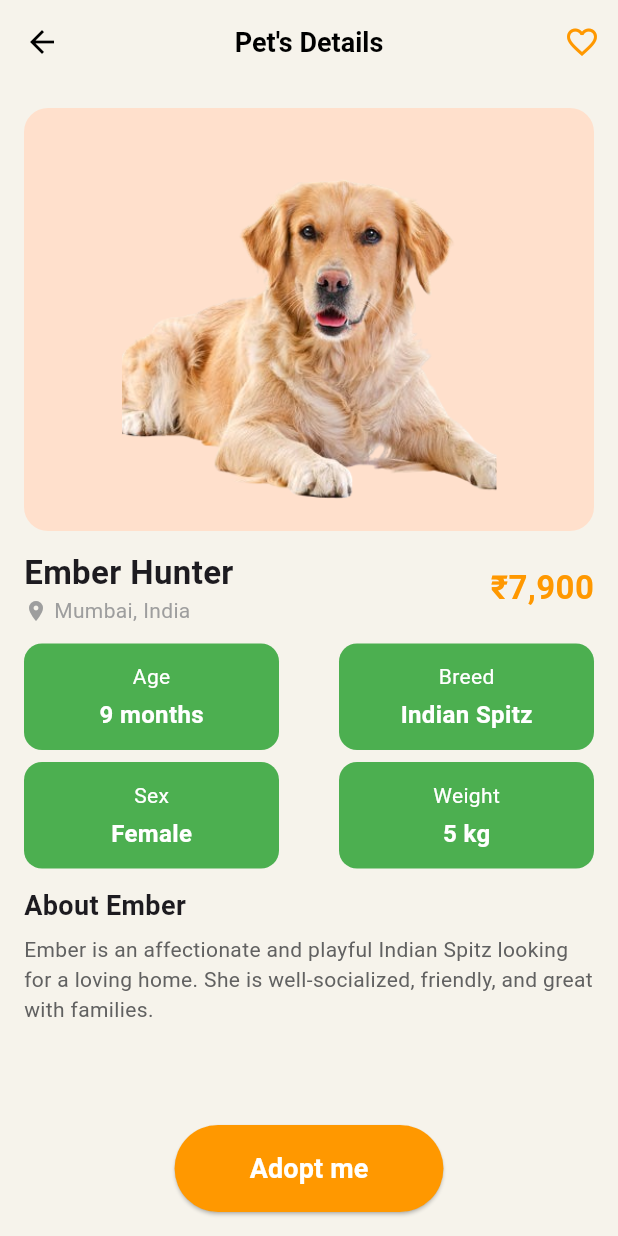
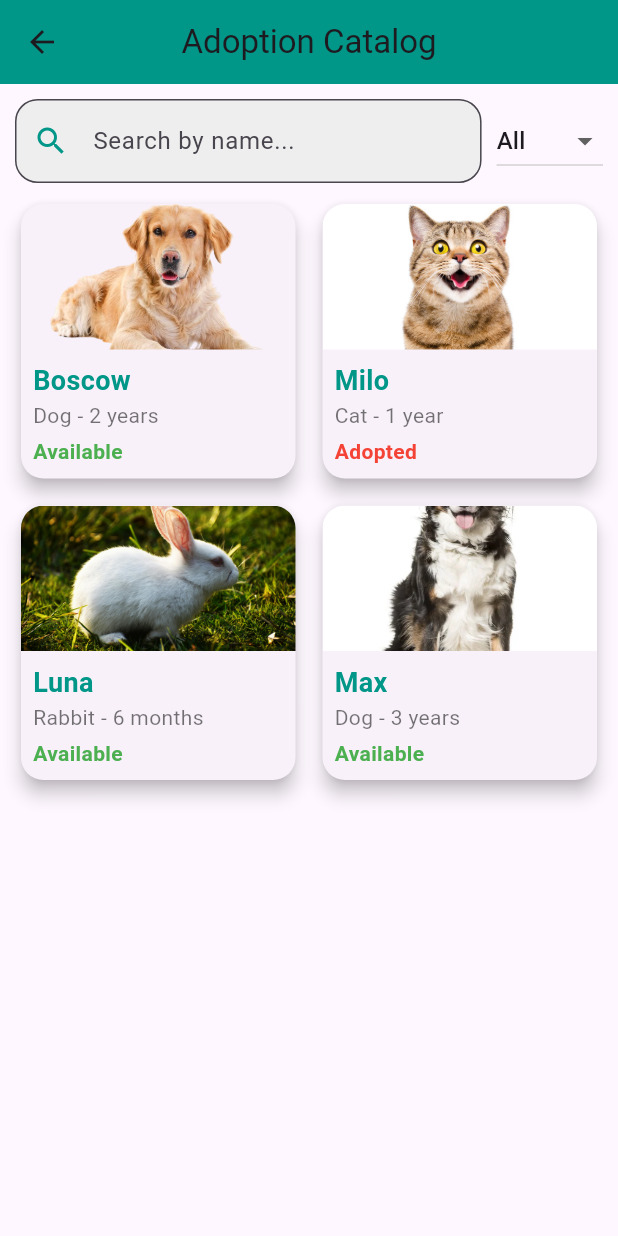
Before and after one commit to kartikkumarofficial/pawscare, a Flutter app: the HomeScreen screen opened directly, after a tap on "Adoption", on a phone screen of 412 x 824 dp. Run offline on Flutter 3.47's test engine with Material 3 defaults, Android fonts, the light colour scheme and no system bars; our stand-ins replace animate_do, curved_navigation_bar, get, google_fonts, image_picker, lucide_icons.

Commit message:
bug fixes

```diff
--- /dev/null
+++ b/lib/pages/AdoptionCatalog.dart
@@ -0,0 +1,128 @@
+import 'package:flutter/material.dart';
+import 'package:pawscare/pages/AdoptionPage.dart';
+
+class AdoptionCatalog extends StatefulWidget {
+  @override
+  _AdoptionCatalogState createState() => _AdoptionCatalogState();
+}
+
+class _AdoptionCatalogState extends State<AdoptionCatalog> {
+  String filter = "All";
+
+  final List<Map<String, dynamic>> animals = [
+    {"name": "Boscow", "species": "Dog", "age": "2 years", "image": "assets/images/dog2_bg.png", "available": true},
+    {"name": "Milo", "species": "Cat", "age": "1 year", "image": "assets/images/cat2.jpg", "available": false},
+    {"name": "Luna", "species": "Rabbit", "age": "6 months", "image": "assets/images/rabbit.jpg", "available": true},
+    {"name": "Max", "species": "Dog", "age": "3 years", "image": "assets/images/dog_main2.jpg", "available": true},
+  ];
+
+  @override
+  Widget build(BuildContext context) {
+    return Scaffold(
+      appBar: AppBar(
+        title: Text("Adoption Catalog"),
+        centerTitle: true,
+        backgroundColor: Colors.teal,
+      ),
+      body: Padding(
+        padding: EdgeInsets.all(10.0),
+        child: Column(
+          children: [
+            Row(
+              children: [
+                Expanded(
+                  child: TextField(
+                    decoration: InputDecoration(
+                      labelText: "Search by name...",
+                      prefixIcon: Icon(Icons.search, color: Colors.teal),
+                      border: OutlineInputBorder(
+                        borderRadius: BorderRadius.circular(15),
+                      ),
+                      filled: true,
+                      fillColor: Colors.grey[200],
+                    ),
+                    enabled: true,
+                  ),
+                ),
+                SizedBox(width: 10),
+                DropdownButton<String>(
+                  value: filter,
+                  items: ["All", "Dog", "Cat", "Rabbit"].map((String value) {
+                    return DropdownMenuItem<String>(
+                      value: value,
+                      child: Text(value),
+                    );
+                  }).toList(),
+                  onChanged: (newValue) {
+                    setState(() {
+                      filter = newValue!;
+                    });
+                  },
+                ),
+              ],
+            ),
+            SizedBox(height: 10),
+            Expanded(
+              child: GridView.builder(
+                gridDelegate: SliverGridDelegateWithFixedCrossAxisCount(
+                  crossAxisCount: 2,
+                  crossAxisSpacing: 10,
+                  mainAxisSpacing: 10,
+                ),
+                itemCount: animals.length,
+                itemBuilder: (context, index) {
+                  final animal = animals[index];
+                  return GestureDetector(
+                    onTap: index == 0
+                        ? () => Navigator.push(
+                      context,
+                      MaterialPageRoute(builder: (context) => AdoptionPage()),
+                    )
+                        : null,
+                    child: Card(
+                      shape: RoundedRectangleBorder(
+                        borderRadius: BorderRadius.circular(15),
+                      ),
+                      elevation: 5,
+                      child: Column(
+                        crossAxisAlignment: CrossAxisAlignment.stretch,
+                        children: [
+                          Expanded(
+                            child: ClipRRect(
+                              borderRadius: BorderRadius.vertical(top: Radius.circular(15)),
+                              child: Image.asset(
+                                animal['image'],
+                                fit: BoxFit.cover,
+                              ),
+                            ),
+                          ),
+                          Padding(
+                            padding: EdgeInsets.all(8.0),
+                            child: Column(
+                              crossAxisAlignment: CrossAxisAlignment.start,
+                              children: [
+                                Text(
+                                  animal['name'],
+                                  style: TextStyle(fontSize: 18, fontWeight: FontWeight.bold, color: Colors.teal),
+                                ),
+                                Text("${animal['species']} - ${animal['age']}", style: TextStyle(fontSize: 14, color: Colors.black54)),
+                                SizedBox(height: 4),
+                                animal['available']
+                                    ? Text("Available", style: TextStyle(color: Colors.green, fontWeight: FontWeight.bold))
+                                    : Text("Adopted", style: TextStyle(color: Colors.red, fontWeight: FontWeight.bold)),
+                              ],
+                            ),
+                          ),
+                        ],
+                      ),
+                    ),
+                  );
+                },
+              ),
+            ),
+          ],
+        ),
+      ),
+    );
+  }
+}
--- a/lib/pages/AdoptionPage.dart
+++ b/lib/pages/AdoptionPage.dart
@@ -59,7 +59,7 @@ class AdoptionPage extends StatelessWidget {
                   crossAxisAlignment: CrossAxisAlignment.start,
                   children: [
                     Text(
-                      "Ember Hunter",
+                      "Boscow",
                       style:
                       TextStyle(fontSize: 22, fontWeight: FontWeight.bold),
                     ),
@@ -87,26 +87,26 @@ class AdoptionPage extends StatelessWidget {
             Row(
               mainAxisAlignment: MainAxisAlignment.spaceBetween,
               children: [
-                petInfoCard("Age", "9 months"),
-                petInfoCard("Breed", "Indian Spitz"),
+                petInfoCard("Age", "2 years"),
+                petInfoCard("Breed", "Golden Retriever"),
               ],
             ),
             SizedBox(height: 8),
             Row(
               mainAxisAlignment: MainAxisAlignment.spaceBetween,
               children: [
-                petInfoCard("Sex", "Female"),
+                petInfoCard("Sex", "Male"),
                 petInfoCard("Weight", "5 kg"),
               ],
             ),
             SizedBox(height: 12),
             Text(
-              "About Ember",
+              "About Boscow",
               style: TextStyle(fontSize: 18, fontWeight: FontWeight.bold),
             ),
             SizedBox(height: 6),
             Text(
-              "Ember is an affectionate and playful Indian Spitz looking for a loving home. She is well-socialized, friendly, and great with families.",
+              "Boscow is an affectionate and playful Indian Spitz looking for a loving home. He is well-socialized, friendly, and great with families.",
               style: TextStyle(color: Colors.grey[700]),
             ),
             Spacer(),
--- a/lib/pages/dashboard.dart
+++ b/lib/pages/dashboard.dart
@@ -3,6 +3,7 @@ import 'package:flutter/material.dart';
 import 'package:get/get.dart';
 import 'package:google_fonts/google_fonts.dart';
 import 'package:animate_do/animate_do.dart';
+import 'package:pawscare/pages/AdoptionCatalog.dart';
 import 'package:pawscare/pages/AdoptionPage.dart';
 import 'package:pawscare/pages/OnBoarding1.dart';
 
@@ -94,13 +95,15 @@ class _HomeScreenState extends State<HomeScreen> {
                 mainAxisAlignment: MainAxisAlignment.spaceAround,
                 children: [
                   InkWell(
-                      onTap: (){ Get.to(AdoptionPage());},
+                  onTap: (){Get.to(AdoptionCatalog());},
                       child: _buildFeatureButton(Icons.pets, "Adoption")),
                   InkWell(
-                      onTap: (){ Get.to(PawsCareChatbot());},
+                      // onTap: (){ Get.to(PawsCareChatbot());},
                       child: _buildFeatureButton(Icons.health_and_safety, "Health Scan")),
                   _buildFeatureButton(Icons.volunteer_activism, "Rescue"),
-                  _buildFeatureButton(Icons.favorite, "Donations"),
+                  InkWell(
+
+                      child: _buildFeatureButton(Icons.favorite, "Donations")),
                 ],
               ),
               SizedBox(height: height * 0.03),
@@ -207,6 +210,14 @@ class _HomeScreenState extends State<HomeScreen> {
           ),
         ),
       ),
+      floatingActionButton: FloatingActionButton(
+        onPressed: () {
+          Get.to(PawsCareChatbot());
+        },
+        backgroundColor: Colors.teal,
+        child: Icon(Icons.chat, color: Colors.white),
+      ),
+
       bottomNavigationBar: CurvedNavigationBar(
         backgroundColor: Colors.transparent,
         color: Color(0xFF1E6F52),
--- a/lib/widgets/Recomendation_Section.dart
+++ b/lib/widgets/Recomendation_Section.dart
@@ -45,8 +45,8 @@ class RecommendedSection extends StatelessWidget {
             padding: EdgeInsets.all(4),
             itemBuilder: (context, index) {
               return Container(
-                width: 160, // Slightly increased width for better layout
-                margin: EdgeInsets.symmetric(horizontal: 8), // Adds space between cards
+                width: 160,
+                margin: EdgeInsets.symmetric(horizontal: 8),
                 padding: EdgeInsets.symmetric(vertical: 14, horizontal: 16),
                 decoration: BoxDecoration(
                   color: Colors.white,
@@ -56,13 +56,13 @@ class RecommendedSection extends StatelessWidget {
                       color: Colors.black.withOpacity(0.12),
                       blurRadius: 6,
                       spreadRadius: 3,
-                      offset: Offset(0, 3), // Creates a subtle bottom shadow
+                      offset: Offset(0, 3),
                     ),
                     BoxShadow(
                       color: Colors.black.withOpacity(0.06),
                       blurRadius: 4,
                       spreadRadius: 2,
-                      offset: Offset(0, -2), // Slight top shadow
+                      offset: Offset(0, -2),
                     ),
                   ],
                 ),
```
Also changed, not shown: lib/pages/chatbot.dart (+40 -30 lines), assets/images/rabbit.jpg (added).
